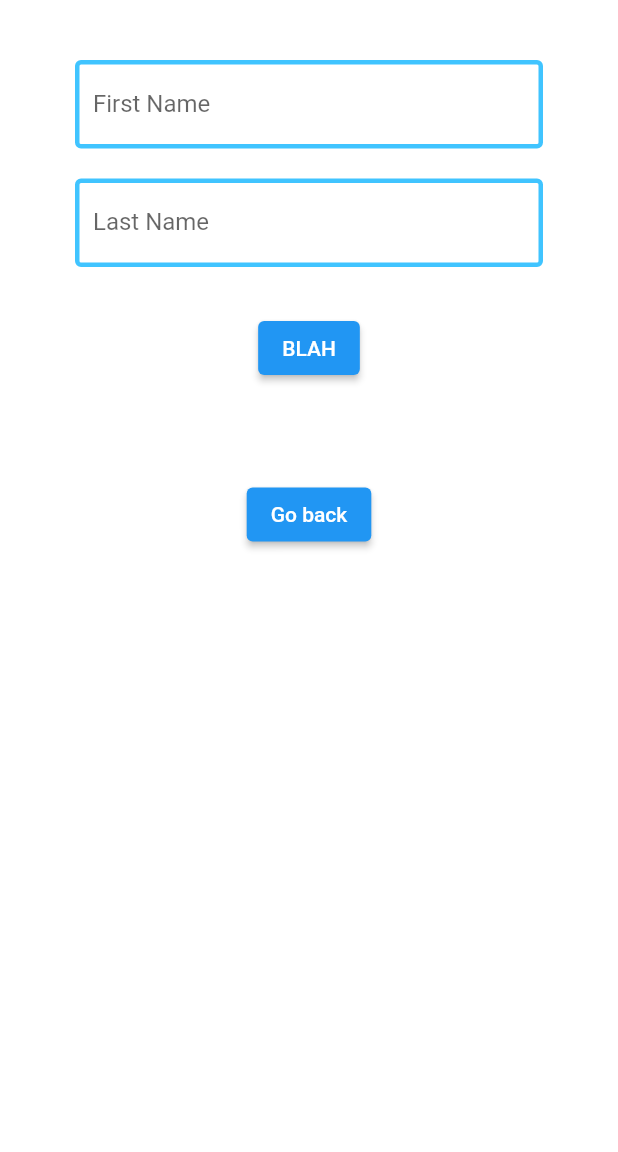
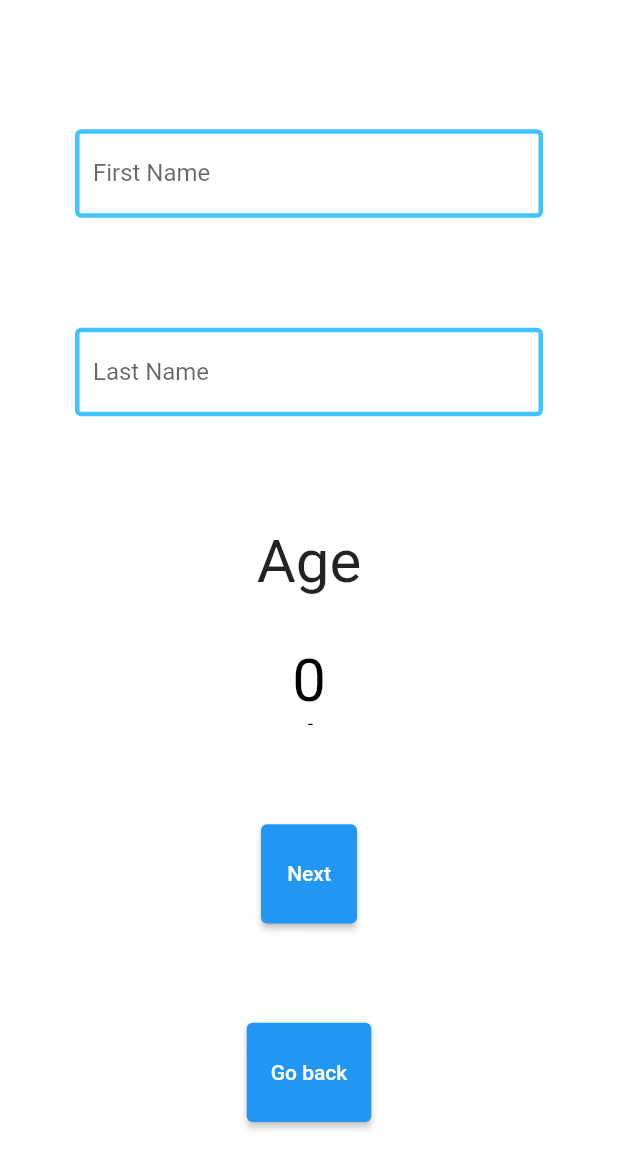
Before and after one commit to MauricioPatino/date-ready, a Flutter app: the AddName screen opened directly, on a phone screen of 412 x 824 dp, the part 84-1236 px from its top. Run offline on Flutter 3.47's test engine with Material 2 defaults, Android fonts, the phone set to English and light mode, and no system bars; our stand-ins replace carousel_slider, cloud_firestore, equatable, file_picker, firebase_auth, firebase_core and 4 more; missing offline and left inert: dart:ffi; accounts and stored records are empty.

```diff
--- a/lib/ui/pages/register_screens/name.dart
+++ b/lib/ui/pages/register_screens/name.dart
@@ -1,6 +1,7 @@
 import 'package:flutter/material.dart';
 import 'package:image_picker/image_picker.dart';
 import 'package:ready_to_date/ui/pages/register_screens/add_photo.dart';
+import 'package:ready_to_date/ui/pages/register_screens/tiles.dart';
 
 class AddName extends StatefulWidget {
   const AddName({Key? key}) : super(key: key);
@@ -22,6 +23,8 @@ class _AddNameState extends State<AddName> {
   var lastName = '';
   var error = '';
 
+  int currentAge = 18;
+
   @override
   Widget build(BuildContext context) {
     return Scaffold(
@@ -38,8 +41,9 @@ class _AddNameState extends State<AddName> {
             key: _formKey,
             child: Column(
               children: [
-                SizedBox(height: 20),
-                TextFormField(
+                Expanded(child: SizedBox(height: 20)),
+                Expanded(
+                  child: TextFormField(
                     decoration: const InputDecoration(
                       labelText: 'First Name',
                       enabledBorder: OutlineInputBorder(
@@ -57,8 +61,10 @@ class _AddNameState extends State<AddName> {
                       });
                     },
                   ),
-                SizedBox(height: 20),
-                TextFormField(
+                ),
+                Expanded(child: SizedBox(height: 20)),
+                Expanded(
+                  child: TextFormField(
                     decoration: const InputDecoration(
                       labelText: 'Last Name',
                       enabledBorder: OutlineInputBorder(
@@ -78,12 +84,35 @@ class _AddNameState extends State<AddName> {
                       });
                     },
                   ),
-                SizedBox(height: 30,),
-                ElevatedButton(child: Text('BLAH'), onPressed: (){},),
-                SizedBox(height: 30,),
-                Text(error,style: TextStyle(color: Colors.red,fontSize: 20.0),),
-                SizedBox(height: 10,),
-                ElevatedButton(child: Text('Go back'), onPressed: () {Navigator.pop(context);}),
+                ),
+                Expanded(child: SizedBox(height: 30,)),
+                Expanded(child: Text("Age",style: TextStyle(fontSize: 40),)),
+                Expanded(
+                  child: ListWheelScrollView.useDelegate(
+                      itemExtent: 50,
+                      perspective: 0.005,
+                      diameterRatio: 1.2,
+                      onSelectedItemChanged: (value) {
+                        setState(() {
+                          currentAge = value;
+                        });
+                      },
+                      physics: FixedExtentScrollPhysics(),
+                      childDelegate: ListWheelChildBuilderDelegate(
+                        childCount: 100,
+                        builder: (context, index) {
+                          return MyTile(
+                            age: index,
+                          );
+                        }
+                      )
+                  ),
+                ),
+                Expanded(child: SizedBox(height: 30,)),
+                Expanded(child: ElevatedButton(child: Text('Next'), onPressed: (){}, )),
+                //Expanded(child: SizedBox(height: 30,)),
+                Expanded(child: Text(error,style: TextStyle(color: Colors.red,fontSize: 20.0),)),
+                Expanded(child: ElevatedButton(child: Text('Go back'), onPressed: () {Navigator.pop(context);})),
               ],
             ),
           )
--- /dev/null
+++ b/lib/ui/pages/register_screens/tiles.dart
@@ -0,0 +1,26 @@
+import 'package:flutter/material.dart';
+
+class MyTile extends StatelessWidget {
+  //const MyTile({Key? key}) : super(key: key);
+
+  int age;
+
+  MyTile({required this.age});
+
+  @override
+  Widget build(BuildContext context) {
+    return Padding(
+      padding: const EdgeInsets.symmetric(vertical: 5.0),
+      child: Container(
+        color: Colors.white,
+        child: Center(
+          child: Text(age.toString(),
+              style: TextStyle(
+                  fontSize: 40,
+                  color: Colors.black)
+          ),
+        ),
+      ),
+    );
+  }
+}
```
Also changed, not shown: lib/ui/pages/register_screens/add_photo.dart (line endings or trailing spaces). Lines whose indentation alone changed are shown as unchanged.
